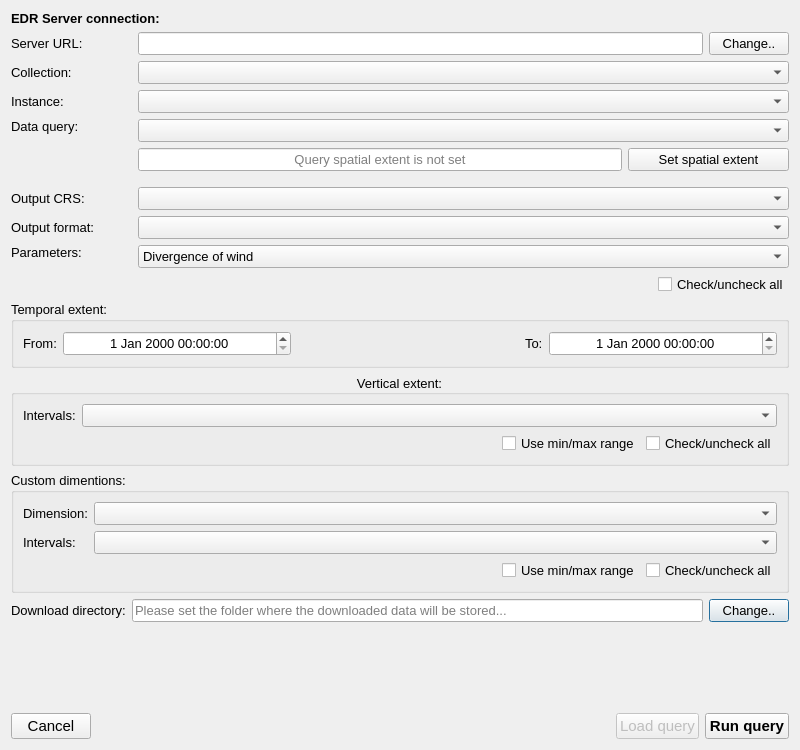
First picture: the form in edr_plugin/gui/ui/edr.ui, repository MetOffice/qgis-plugin-edr, before the edit.
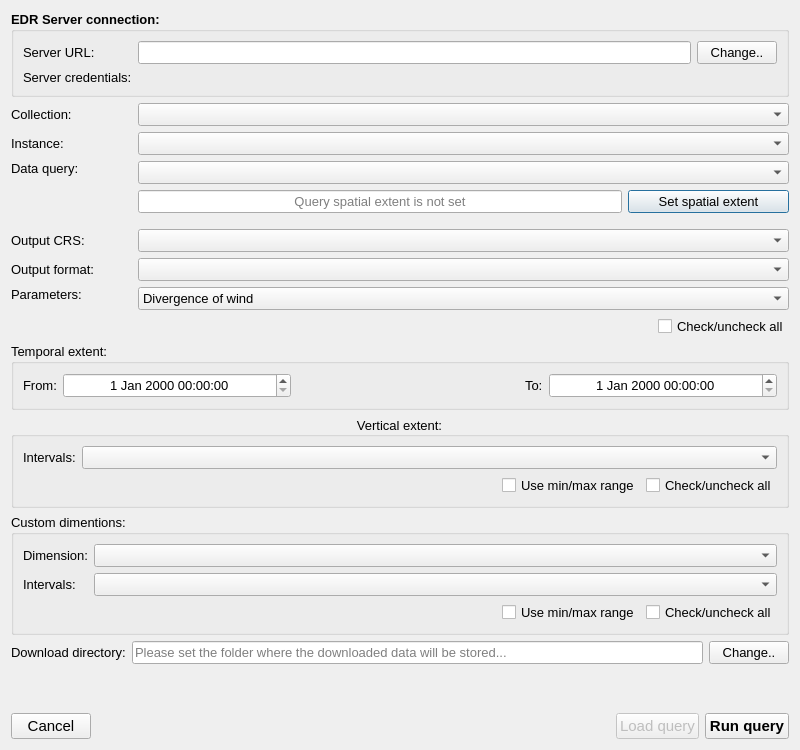
Second picture: the form after the edit. Custom widgets are drawn as their Qt base class.

Commit message: Work on authentication handling.

What changed in the file:
```diff
--- a/edr_plugin/gui/ui/edr.ui
+++ b/edr_plugin/gui/ui/edr.ui
@@ -14,19 +14,7 @@
    <string>Environmental Data Retrieval</string>
   </property>
   <layout class="QGridLayout" name="gridLayout">
-   <item row="11" column="0">
-    <widget class="QLabel" name="crs_label">
-     <property name="font">
-      <font>
-       <pointsize>10</pointsize>
-      </font>
-     </property>
-     <property name="text">
-      <string>Output CRS:</string>
-     </property>
-    </widget>
-   </item>
-   <item row="16" column="0" colspan="3">
+   <item row="15" column="0" colspan="3">
     <widget class="QgsCollapsibleGroupBox" name="temporal_grp">
      <property name="enabled">
       <bool>true</bool>
@@ -128,20 +116,43 @@
      </layout>
     </widget>
    </item>
-   <item row="20" column="0">
-    <spacer name="verticalSpacer">
-     <property name="orientation">
-      <enum>Qt::Vertical</enum>
+   <item row="5" column="2">
+    <widget class="QComboBox" name="collection_cbo">
+     <property name="sizePolicy">
+      <sizepolicy hsizetype="MinimumExpanding" vsizetype="Fixed">
+       <horstretch>0</horstretch>
+       <verstretch>0</verstretch>
+      </sizepolicy>
      </property>
-     <property name="sizeHint" stdset="0">
-      <size>
-       <width>20</width>
-       <height>40</height>
-      </size>
+     <property name="font">
+      <font>
+       <pointsize>10</pointsize>
+      </font>
      </property>
-    </spacer>
+    </widget>
    </item>
-   <item row="13" column="2">
+   <item row="6" column="2">
+    <widget class="QComboBox" name="instance_cbo">
+     <property name="font">
+      <font>
+       <pointsize>10</pointsize>
+      </font>
+     </property>
+    </widget>
+   </item>
+   <item row="6" column="0">
+    <widget class="QLabel" name="instance_label">
+     <property name="font">
+      <font>
+       <pointsize>10</pointsize>
+      </font>
+     </property>
+     <property name="text">
+      <string>Instance:</string>
+     </property>
+    </widget>
+   </item>
+   <item row="12" column="2">
     <layout class="QGridLayout" name="gridLayout_4">
      <property name="bottomMargin">
       <number>0</number>
@@ -222,7 +233,7 @@
      </item>
     </layout>
    </item>
-   <item row="8" column="0">
+   <item row="7" column="0">
     <widget class="QLabel" name="query_label">
      <property name="font">
       <font>
@@ -237,17 +248,60 @@
      </property>
     </widget>
    </item>
-   <item row="12" column="2">
-    <widget class="QComboBox" name="format_cbo">
+   <item row="7" column="2">
+    <layout class="QGridLayout" name="gridLayout_5">
+     <property name="bottomMargin">
+      <number>10</number>
+     </property>
+     <item row="1" column="0" colspan="3">
+      <widget class="QLineEdit" name="query_extent_le">
      <property name="font">
       <font>
        <pointsize>10</pointsize>
       </font>
      </property>
-    </widget>
+       <property name="alignment">
+        <set>Qt::AlignCenter</set>
+       </property>
+       <property name="readOnly">
+        <bool>true</bool>
+       </property>
+       <property name="placeholderText">
+        <string>Query spatial extent is not set</string>
+       </property>
+      </widget>
+     </item>
+     <item row="0" column="0" colspan="4">
+      <widget class="QComboBox" name="query_cbo">
+       <property name="sizePolicy">
+        <sizepolicy hsizetype="Expanding" vsizetype="Fixed">
+         <horstretch>0</horstretch>
+         <verstretch>0</verstretch>
+        </sizepolicy>
+       </property>
+       <property name="font">
+        <font>
+         <pointsize>10</pointsize>
+        </font>
+       </property>
+      </widget>
+     </item>
+     <item row="1" column="3">
+      <widget class="QPushButton" name="query_set_pb">
+       <property name="font">
+        <font>
+         <pointsize>10</pointsize>
+        </font>
+       </property>
+       <property name="text">
+        <string>Set spatial extent</string>
+       </property>
+      </widget>
+     </item>
+    </layout>
    </item>
    <item row="0" column="0" colspan="3">
-    <widget class="QLabel" name="label_8">
+    <widget class="QGroupBox" name="server_grp">
      <property name="font">
       <font>
        <pointsize>10</pointsize>
@@ -255,39 +309,45 @@
        <bold>true</bold>
       </font>
      </property>
-     <property name="text">
+     <property name="title">
       <string>EDR Server connection:</string>
      </property>
-    </widget>
-   </item>
-   <item row="19" column="1" colspan="2">
-    <layout class="QHBoxLayout" name="horizontalLayout_3">
-     <property name="rightMargin">
-      <number>0</number>
-     </property>
-     <property name="bottomMargin">
-      <number>0</number>
-     </property>
-     <item>
-      <widget class="QLineEdit" name="download_dir_le">
+     <layout class="QGridLayout" name="gridLayout_7">
+      <item row="0" column="1">
+       <widget class="QLineEdit" name="server_url_le">
        <property name="font">
         <font>
          <pointsize>10</pointsize>
+          <weight>50</weight>
+          <bold>false</bold>
         </font>
        </property>
        <property name="readOnly">
         <bool>true</bool>
        </property>
-       <property name="placeholderText">
-        <string>Please set the folder where the downloaded data will be stored...</string>
-       </property>
-      </widget>
-     </item>
-     <item>
-      <widget class="QPushButton" name="change_download_dir_pb">
+       </widget>
+      </item>
+      <item row="0" column="0">
+       <widget class="QLabel" name="label">
+        <property name="font">
+         <font>
+          <pointsize>10</pointsize>
+          <weight>50</weight>
+          <bold>false</bold>
+         </font>
+        </property>
+        <property name="text">
+         <string>Server URL:</string>
+        </property>
+       </widget>
+      </item>
+      <item row="0" column="2">
+       <widget class="QPushButton" name="change_server_pb">
        <property name="font">
         <font>
          <pointsize>10</pointsize>
+          <weight>50</weight>
+          <bold>false</bold>
         </font>
        </property>
        <property name="text">
@@ -295,36 +355,35 @@
        </property>
       </widget>
      </item>
-    </layout>
-   </item>
-   <item row="6" column="2">
-    <widget class="QComboBox" name="collection_cbo">
-     <property name="sizePolicy">
-      <sizepolicy hsizetype="MinimumExpanding" vsizetype="Fixed">
-       <horstretch>0</horstretch>
-       <verstretch>0</verstretch>
-      </sizepolicy>
-     </property>
-     <property name="font">
-      <font>
-       <pointsize>10</pointsize>
-      </font>
-     </property>
+      <item row="1" column="1" colspan="2">
+       <widget class="QgsAuthConfigSelect" name="server_auth_config">
+        <property name="font">
+         <font>
+          <pointsize>10</pointsize>
+          <weight>50</weight>
+          <bold>false</bold>
+         </font>
+        </property>
+       </widget>
+      </item>
+      <item row="1" column="0">
+       <widget class="QLabel" name="label_5">
+        <property name="font">
+         <font>
+          <pointsize>10</pointsize>
+          <weight>50</weight>
+          <bold>false</bold>
+         </font>
+        </property>
+        <property name="text">
+         <string>Server credentials:</string>
+        </property>
+       </widget>
+      </item>
+     </layout>
     </widget>
    </item>
-   <item row="7" column="0">
-    <widget class="QLabel" name="instance_label">
-     <property name="font">
-      <font>
-       <pointsize>10</pointsize>
-      </font>
-     </property>
-     <property name="text">
-      <string>Instance:</string>
-     </property>
-    </widget>
-   </item>
-   <item row="17" column="0" colspan="3">
+   <item row="16" column="0" colspan="3">
     <widget class="QgsCollapsibleGroupBox" name="vertical_grp">
      <property name="font">
       <font>
@@ -405,132 +464,7 @@
      </layout>
     </widget>
    </item>
-   <item row="6" column="0">
-    <widget class="QLabel" name="collection_label">
-     <property name="sizePolicy">
-      <sizepolicy hsizetype="Minimum" vsizetype="Preferred">
-       <horstretch>0</horstretch>
-       <verstretch>0</verstretch>
-      </sizepolicy>
-     </property>
-     <property name="font">
-      <font>
-       <pointsize>10</pointsize>
-      </font>
-     </property>
-     <property name="text">
-      <string>Collection:</string>
-     </property>
-    </widget>
-   </item>
-   <item row="3" column="2">
-    <layout class="QHBoxLayout" name="horizontalLayout_2">
-     <property name="bottomMargin">
-      <number>0</number>
-     </property>
-     <item>
-      <widget class="QLineEdit" name="server_url_le">
-       <property name="font">
-        <font>
-         <pointsize>10</pointsize>
-        </font>
-       </property>
-       <property name="readOnly">
-        <bool>true</bool>
-       </property>
-      </widget>
-     </item>
-     <item>
-      <widget class="QPushButton" name="change_server_pb">
-       <property name="font">
-        <font>
-         <pointsize>10</pointsize>
-        </font>
-       </property>
-       <property name="text">
-        <string>Change..</string>
-       </property>
-      </widget>
-     </item>
-    </layout>
-   </item>
-   <item row="3" column="0">
-    <widget class="QLabel" name="label">
-     <property name="font">
-      <font>
-       <pointsize>10</pointsize>
-      </font>
-     </property>
-     <property name="text">
-      <string>Server URL:</string>
-     </property>
-    </widget>
-   </item>
-   <item row="19" column="0">
-    <widget class="QLabel" name="label_2">
-     <property name="font">
-      <font>
-       <pointsize>10</pointsize>
-      </font>
-     </property>
-     <property name="text">
-      <string>Download directory:</string>
-     </property>
-    </widget>
-   </item>
-   <item row="8" column="2">
-    <layout class="QGridLayout" name="gridLayout_5">
-     <property name="bottomMargin">
-      <number>10</number>
-     </property>
-     <item row="1" column="0" colspan="3">
-      <widget class="QLineEdit" name="query_extent_le">
-       <property name="font">
-        <font>
-         <pointsize>10</pointsize>
-        </font>
-       </property>
-       <property name="alignment">
-        <set>Qt::AlignCenter</set>
-       </property>
-       <property name="readOnly">
-        <bool>true</bool>
-       </property>
-       <property name="placeholderText">
-        <string>Query spatial extent is not set</string>
-       </property>
-      </widget>
-     </item>
-     <item row="0" column="0" colspan="4">
-      <widget class="QComboBox" name="query_cbo">
-       <property name="sizePolicy">
-        <sizepolicy hsizetype="Expanding" vsizetype="Fixed">
-         <horstretch>0</horstretch>
-         <verstretch>0</verstretch>
-        </sizepolicy>
-       </property>
-       <property name="font">
-        <font>
-         <pointsize>10</pointsize>
-        </font>
-       </property>
-      </widget>
-     </item>
-     <item row="1" column="3">
-      <widget class="QPushButton" name="query_set_pb">
-       <property name="font">
-        <font>
-         <pointsize>10</pointsize>
-        </font>
-       </property>
-       <property name="text">
-        <string>Set spatial extent</string>
-       </property>
-      </widget>
-     </item>
-    </layout>
-   </item>
-   <item row="13" column="0">
+   <item row="12" column="0">
     <widget class="QLabel" name="parameters_label">
      <property name="font">
       <font>
@@ -545,28 +479,7 @@
      </property>
     </widget>
    </item>
-   <item row="12" column="0">
-    <widget class="QLabel" name="format_label">
-     <property name="font">
-      <font>
-       <pointsize>10</pointsize>
-      </font>
-     </property>
-     <property name="text">
-      <string>Output format:</string>
-     </property>
-    </widget>
-   </item>
-   <item row="7" column="2">
-    <widget class="QComboBox" name="instance_cbo">
-     <property name="font">
-      <font>
-       <pointsize>10</pointsize>
-      </font>
-     </property>
-    </widget>
-   </item>
-   <item row="11" column="2">
+   <item row="10" column="2">
     <widget class="QComboBox" name="crs_cbo">
      <property name="font">
       <font>
@@ -575,68 +488,56 @@
      </property>
     </widget>
    </item>
-   <item row="22" column="0" colspan="3">
-    <layout class="QHBoxLayout" name="horizontalLayout">
+   <item row="18" column="1" colspan="2">
+    <layout class="QHBoxLayout" name="horizontalLayout_3">
+     <property name="rightMargin">
+      <number>0</number>
+     </property>
      <property name="bottomMargin">
       <number>0</number>
      </property>
      <item>
-      <widget class="QPushButton" name="cancel_pb">
+      <widget class="QLineEdit" name="download_dir_le">
        <property name="font">
         <font>
-         <pointsize>11</pointsize>
+         <pointsize>10</pointsize>
         </font>
        </property>
-       <property name="text">
-        <string>Cancel</string>
+       <property name="readOnly">
+        <bool>true</bool>
        </property>
-      </widget>
-     </item>
-     <item>
-      <spacer name="horizontalSpacer">
-       <property name="orientation">
-        <enum>Qt::Horizontal</enum>
+       <property name="placeholderText">
+        <string>Please set the folder where the downloaded data will be stored...</string>
        </property>
-       <property name="sizeHint" stdset="0">
-        <size>
-         <width>40</width>
-         <height>20</height>
-        </size>
-       </property>
-      </spacer>
-     </item>
-     <item>
-      <widget class="QPushButton" name="load_pb">
-       <property name="enabled">
-        <bool>false</bool>
-       </property>
-       <property name="font">
-        <font>
-         <pointsize>11</pointsize>
-        </font>
-       </property>
-       <property name="text">
-        <string>Load query</string>
-       </property>
       </widget>
      </item>
      <item>
-      <widget class="QPushButton" name="run_pb">
+      <widget class="QPushButton" name="change_download_dir_pb">
        <property name="font">
         <font>
-         <pointsize>11</pointsize>
-         <weight>75</weight>
-         <bold>true</bold>
+         <pointsize>10</pointsize>
         </font>
        </property>
        <property name="text">
-        <string>Run query</string>
+        <string>Change..</string>
        </property>
       </widget>
      </item>
     </layout>
    </item>
-   <item row="18" column="0" colspan="3">
+   <item row="10" column="0">
+    <widget class="QLabel" name="crs_label">
+     <property name="font">
+      <font>
+       <pointsize>10</pointsize>
+      </font>
+     </property>
+     <property name="text">
+      <string>Output CRS:</string>
+     </property>
+    </widget>
+   </item>
+   <item row="17" column="0" colspan="3">
     <widget class="QgsCollapsibleGroupBox" name="custom_grp">
      <property name="font">
       <font>
@@ -741,9 +642,139 @@
      </layout>
     </widget>
    </item>
+   <item row="11" column="2">
+    <widget class="QComboBox" name="format_cbo">
+     <property name="font">
+      <font>
+       <pointsize>10</pointsize>
+      </font>
+     </property>
+    </widget>
+   </item>
+   <item row="18" column="0">
+    <widget class="QLabel" name="label_2">
+     <property name="font">
+      <font>
+       <pointsize>10</pointsize>
+      </font>
+     </property>
+     <property name="text">
+      <string>Download directory:</string>
+     </property>
+    </widget>
+   </item>
+   <item row="19" column="0">
+    <spacer name="verticalSpacer">
+     <property name="orientation">
+      <enum>Qt::Vertical</enum>
+     </property>
+     <property name="sizeHint" stdset="0">
+      <size>
+       <width>20</width>
+       <height>40</height>
+      </size>
+     </property>
+    </spacer>
+   </item>
+   <item row="5" column="0">
+    <widget class="QLabel" name="collection_label">
+     <property name="sizePolicy">
+      <sizepolicy hsizetype="Minimum" vsizetype="Preferred">
+       <horstretch>0</horstretch>
+       <verstretch>0</verstretch>
+      </sizepolicy>
+     </property>
+     <property name="font">
+      <font>
+       <pointsize>10</pointsize>
+      </font>
+     </property>
+     <property name="text">
+      <string>Collection:</string>
+     </property>
+    </widget>
+   </item>
+   <item row="21" column="0" colspan="3">
+    <layout class="QHBoxLayout" name="horizontalLayout">
+     <property name="bottomMargin">
+      <number>0</number>
+     </property>
+     <item>
+      <widget class="QPushButton" name="cancel_pb">
+       <property name="font">
+        <font>
+         <pointsize>11</pointsize>
+        </font>
+       </property>
+       <property name="text">
+        <string>Cancel</string>
+       </property>
+      </widget>
+     </item>
+     <item>
+      <spacer name="horizontalSpacer">
+       <property name="orientation">
+        <enum>Qt::Horizontal</enum>
+       </property>
+       <property name="sizeHint" stdset="0">
+        <size>
+         <width>40</width>
+         <height>20</height>
+        </size>
+       </property>
+      </spacer>
+     </item>
+     <item>
+      <widget class="QPushButton" name="load_pb">
+       <property name="enabled">
+        <bool>false</bool>
+       </property>
+       <property name="font">
+        <font>
+         <pointsize>11</pointsize>
+        </font>
+       </property>
+       <property name="text">
+        <string>Load query</string>
+       </property>
+      </widget>
+     </item>
+     <item>
+      <widget class="QPushButton" name="run_pb">
+       <property name="font">
+        <font>
+         <pointsize>11</pointsize>
+         <weight>75</weight>
+         <bold>true</bold>
+        </font>
+       </property>
+       <property name="text">
+        <string>Run query</string>
+       </property>
+      </widget>
+     </item>
+    </layout>
+   </item>
+   <item row="11" column="0">
+    <widget class="QLabel" name="format_label">
+     <property name="font">
+      <font>
+       <pointsize>10</pointsize>
+      </font>
+     </property>
+     <property name="text">
+      <string>Output format:</string>
+     </property>
+    </widget>
+   </item>
   </layout>
  </widget>
  <customwidgets>
+  <customwidget>
+   <class>QgsAuthConfigSelect</class>
+   <extends>QWidget</extends>
+   <header>qgsauthconfigselect.h</header>
+  </customwidget>
   <customwidget>
    <class>QgsCheckableComboBox</class>
    <extends>QComboBox</extends>
```
Lines whose indentation alone changed are shown as unchanged. The commit also changes 2 other files.
